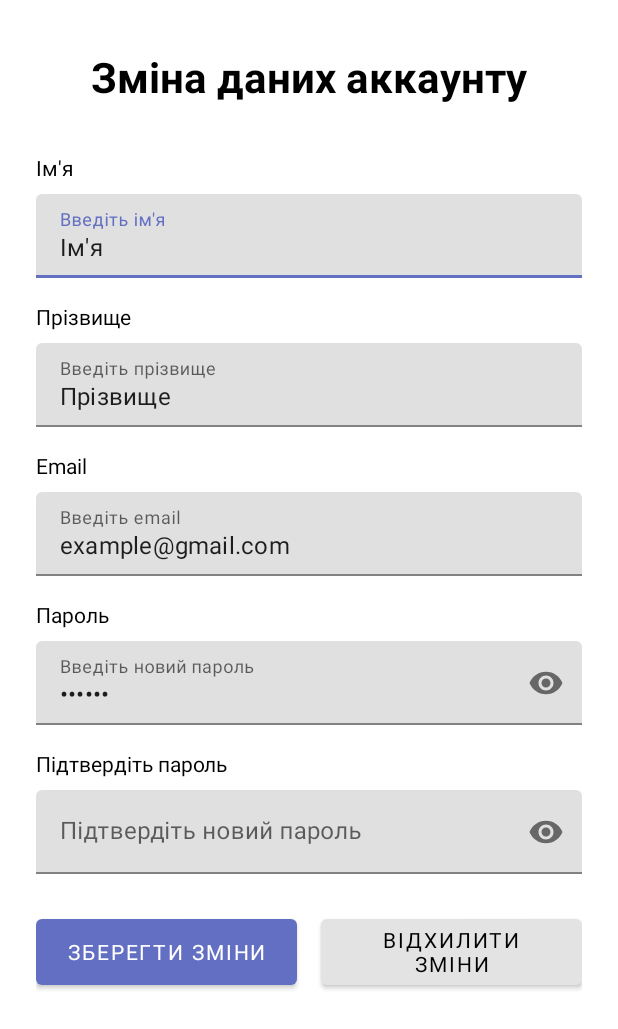
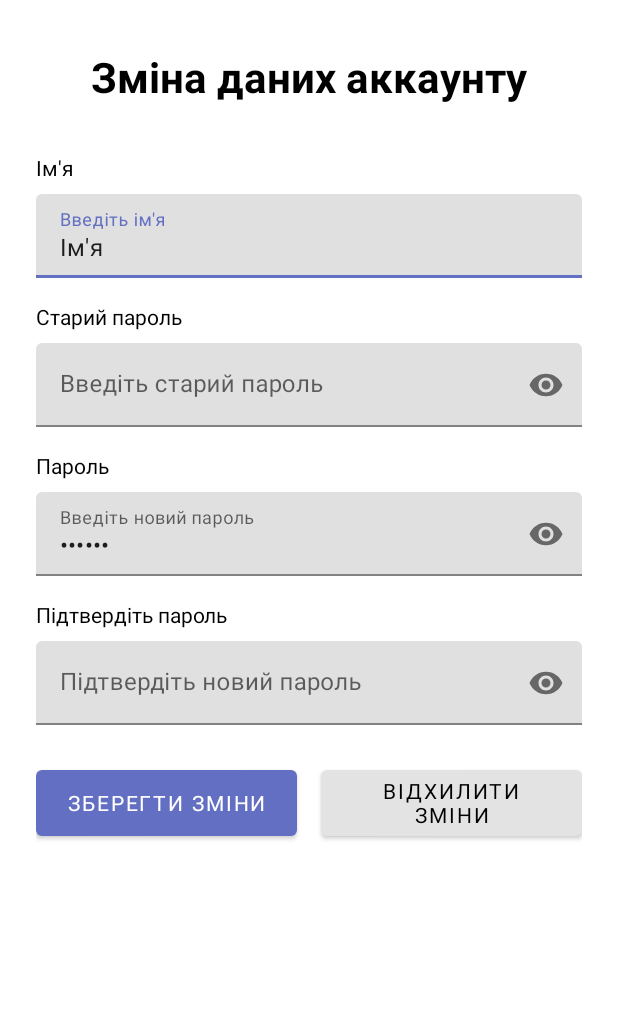
Before and after one commit to Dodikuser/TeamProject, an Android app: the layout dialog_edit_profile.xml on its own in the app's theme, with its tools: preview values and no code run, on a phone screen of 412 x 824 dp. Shown: the top 1029 px of the screen. Run offline under Robolectric (Android 15) with nearby library versions, the phone set to English and light mode, and no system bars.

Commit message:
сделал подгрузку акка, редактирование акка

```diff
--- a/android/Maps3/app/src/main/res/layout/dialog_edit_profile.xml
+++ b/android/Maps3/app/src/main/res/layout/dialog_edit_profile.xml
@@ -49,61 +49,33 @@
             android:hint="Введіть ім'я"/>
     </com.google.android.material.textfield.TextInputLayout>
 
-    <!-- Фамилия -->
+    <!-- Старый пароль -->
     <TextView
-        android:id="@+id/labelSurname"
+        android:id="@+id/labelOldPassword"
         android:layout_width="wrap_content"
         android:layout_height="wrap_content"
-        android:text="Прізвище"
+        android:text="Старий пароль"
         android:textColor="#000000"
         app:layout_constraintStart_toStartOf="parent"
         app:layout_constraintTop_toBottomOf="@id/nameInputLayout"
         android:layout_marginTop="16dp" />
 
     <com.google.android.material.textfield.TextInputLayout
-        android:id="@+id/surnameInputLayout"
+        android:id="@+id/oldPasswordInputLayout"
         android:layout_width="match_parent"
         android:layout_height="wrap_content"
-        app:layout_constraintTop_toBottomOf="@id/labelSurname"
+        app:layout_constraintTop_toBottomOf="@id/labelOldPassword"
         app:layout_constraintStart_toStartOf="parent"
         app:layout_constraintEnd_toEndOf="parent"
-        android:layout_marginTop="8dp">
+        android:layout_marginTop="8dp"
+        app:passwordToggleEnabled="true">
 
         <com.google.android.material.textfield.TextInputEditText
-            android:id="@+id/surnameEditText"
+            android:id="@+id/oldPasswordEditText"
             android:layout_width="match_parent"
             android:layout_height="wrap_content"
-            android:text="Прізвище"
-            android:hint="Введіть прізвище"/>
-    </com.google.android.material.textfield.TextInputLayout>
-
-    <!-- Email -->
-    <TextView
-        android:id="@+id/labelEmail"
-        android:layout_width="wrap_content"
-        android:layout_height="wrap_content"
-        android:text="Email"
-        android:textColor="#000000"
-        app:layout_constraintStart_toStartOf="parent"
-        app:layout_constraintTop_toBottomOf="@id/surnameInputLayout"
-        android:layout_marginTop="16dp" />
-
-    <com.google.android.material.textfield.TextInputLayout
-        android:id="@+id/emailInputLayout"
-        android:layout_width="match_parent"
-        android:layout_height="wrap_content"
-        app:layout_constraintTop_toBottomOf="@id/labelEmail"
-        app:layout_constraintStart_toStartOf="parent"
-        app:layout_constraintEnd_toEndOf="parent"
-        android:layout_marginTop="8dp">
-
-        <com.google.android.material.textfield.TextInputEditText
-            android:id="@+id/emailEditText"
-            android:layout_width="match_parent"
-            android:layout_height="wrap_content"
-            android:text="example@gmail.com"
-            android:inputType="textEmailAddress"
-            android:hint="Введіть email"/>
+            android:inputType="textPassword"
+            android:hint="Введіть старий пароль"/>
     </com.google.android.material.textfield.TextInputLayout>
 
     <!-- Пароль -->
@@ -114,7 +86,7 @@
         android:text="Пароль"
         android:textColor="#000000"
         app:layout_constraintStart_toStartOf="parent"
-        app:layout_constraintTop_toBottomOf="@id/emailInputLayout"
+        app:layout_constraintTop_toBottomOf="@id/oldPasswordInputLayout"
         android:layout_marginTop="16dp" />
 
     <com.google.android.material.textfield.TextInputLayout
```
Also changed, not shown: android/Maps3/app/src/main/java/com/example/maps1/account/EditProfileDialogFragment.java (+69 -19 lines), android/Maps3/app/src/main/java/com/example/maps1/account/MainAccount.java (+75 -9 lines), android/Maps3/app/src/main/java/com/example/maps1/fragment/PlaceResponse.java (added, +17 -0 lines).
